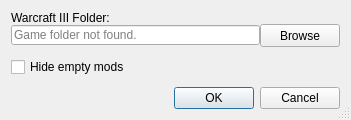
Old version of the form settings.ui in the repository EzraZebra/WC3ModManager.
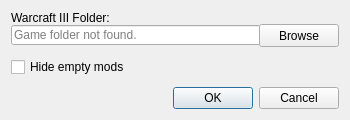
New version of the form.

Diff of the .ui file:
```diff
--- a/settings.ui
+++ b/settings.ui
@@ -6,16 +6,37 @@
    <rect>
     <x>0</x>
     <y>0</y>
-    <width>351</width>
+    <width>350</width>
     <height>120</height>
    </rect>
   </property>
+  <property name="sizePolicy">
+   <sizepolicy hsizetype="Fixed" vsizetype="Fixed">
+    <horstretch>0</horstretch>
+    <verstretch>0</verstretch>
+   </sizepolicy>
+  </property>
+  <property name="minimumSize">
+   <size>
+    <width>350</width>
+    <height>120</height>
+   </size>
+  </property>
+  <property name="maximumSize">
+   <size>
+    <width>350</width>
+    <height>120</height>
+   </size>
+  </property>
+  <property name="baseSize">
+   <size>
+    <width>350</width>
+    <height>120</height>
+   </size>
+  </property>
   <property name="windowTitle">
    <string>Settings</string>
   </property>
-  <property name="sizeGripEnabled">
-   <bool>true</bool>
-  </property>
   <property name="modal">
    <bool>true</bool>
   </property>
@@ -54,15 +75,21 @@
        </property>
        <item>
         <widget class="QLineEdit" name="dirEdit">
+         <property name="sizePolicy">
+          <sizepolicy hsizetype="Fixed" vsizetype="Fixed">
+           <horstretch>0</horstretch>
+           <verstretch>0</verstretch>
+          </sizepolicy>
+         </property>
          <property name="minimumSize">
           <size>
-           <width>0</width>
+           <width>250</width>
            <height>20</height>
           </size>
          </property>
          <property name="maximumSize">
           <size>
-           <width>16777215</width>
+           <width>250</width>
            <height>20</height>
           </size>
          </property>
```
Left out of the diff: 19 changed lines with no effect on the pictures.
